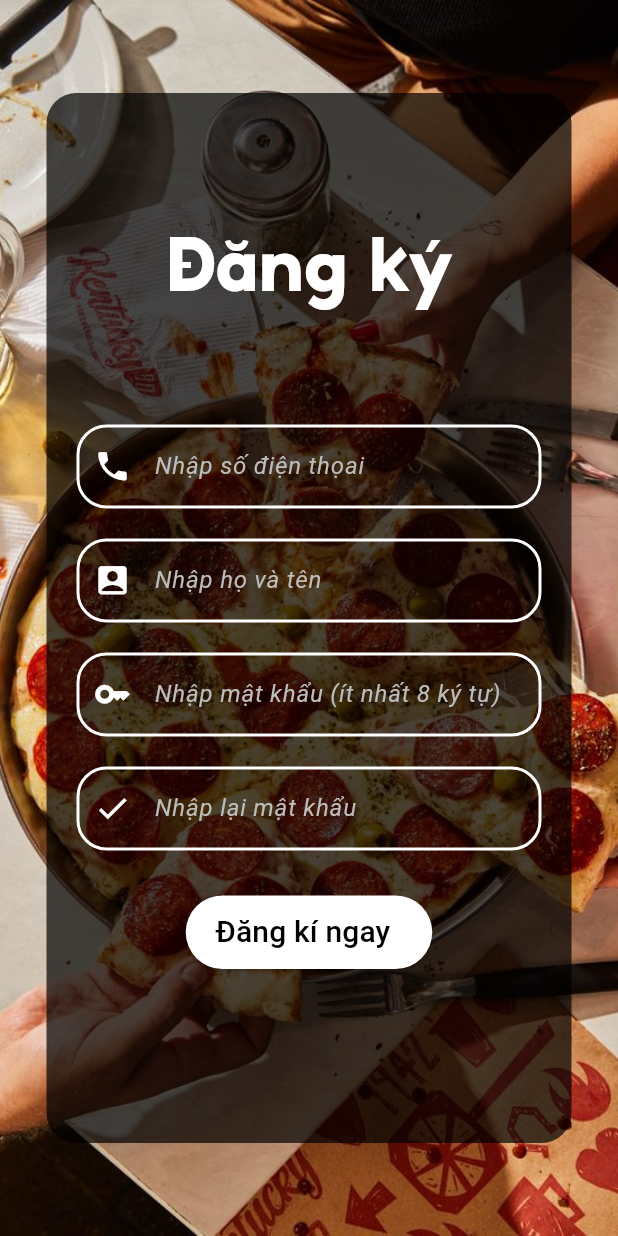
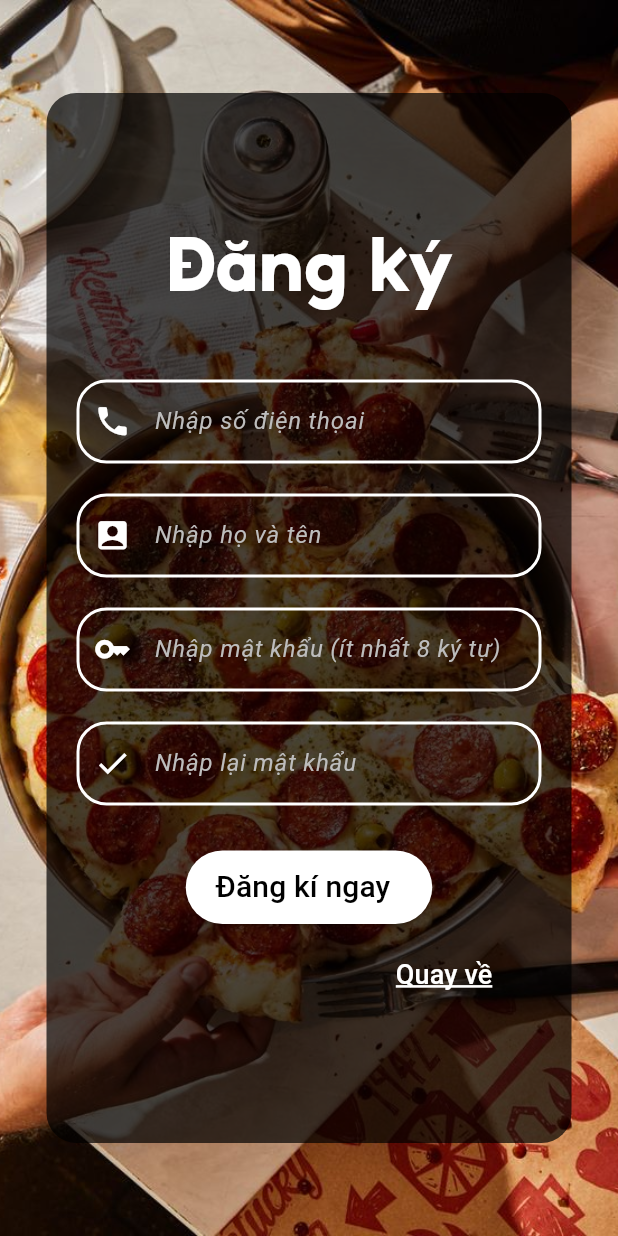
Before and after one commit to quynhnhuuuu1811/FastFoodOrderingSystem, a Flutter app: the SignUpScreen screen opened directly, on a phone screen of 412 x 824 dp. Run offline on Flutter 3.47's test engine with Material 3 defaults, Android fonts, the phone set to English and light mode, and no system bars.

Commit message:
textButton

```diff
--- a/lib/screen/homepage/widgets/HomePageScreen.dart
+++ b/lib/screen/homepage/widgets/HomePageScreen.dart
@@ -10,8 +10,9 @@ class HomePageScreen extends StatefulWidget {
 class _HomePageScreenState extends State<HomePageScreen>{
   @override
   Widget build(BuildContext context) {
-    // TODO: implement build
-    throw UnimplementedError();
+    return Scaffold(
+
+    );
   }
 
 }
--- a/lib/screen/signInPage/signInScreen.dart
+++ b/lib/screen/signInPage/signInScreen.dart
@@ -1,4 +1,5 @@
 import 'package:fastfood_ordering_system/core/constant/app_color.dart';
+import 'package:fastfood_ordering_system/screen/homepage/widgets/HomePageScreen.dart';
 import 'package:fastfood_ordering_system/screen/signInPage/widgets/Register.dart';
 import 'package:fastfood_ordering_system/screen/widget/TextField.dart';
 import 'package:flutter/material.dart';
@@ -61,7 +62,7 @@ class _SignInScreenState extends State<SignInScreen> {
                 buttonText: 'Đăng nhập',
                 textColor: Colors.white,
                 buttonColor: Colors.black,
-                destination: SignUpScreen(),
+                destination: HomePageScreen(),
                 fontSize: 20
 
               ),
--- a/lib/screen/signUpPage/signUpScreen.dart
+++ b/lib/screen/signUpPage/signUpScreen.dart
@@ -3,7 +3,9 @@ import 'package:fastfood_ordering_system/screen/homepage/widgets/HomePageScreen.
 import 'package:flutter/cupertino.dart';
 import 'package:flutter/material.dart';
 
+import '../signInPage/signInScreen.dart';
 import '../widget/RoundedButton.dart';
+import '../widget/TextButtons.dart';
 import '../widget/TextField.dart';
 
 
@@ -54,7 +56,7 @@ class _SignUpScreenState extends State<SignUpScreen> {
                         fontFamily: 'Shopee_Bold',
                       )
                       ),
-                      SizedBox(height: 50),
+                      SizedBox(height: 20),
                       RoundedTextField(
                         controller: _phoneController,
                         hintText:'Nhập số điện thọai',
@@ -98,8 +100,16 @@ class _SignUpScreenState extends State<SignUpScreen> {
                         buttonText: 'Đăng kí ngay',
                         fontSize: 20,
                         textColor: Colors.black,
-                        destination: HomePageScreen(),
-
+                        destination: SignInScreen(),
+                      ),
+                      Padding(
+                        padding: EdgeInsets.fromLTRB(180,10,0,10),
+                        child: TextButtons(
+                          text: "Quay về",
+                          textColor: Colors.white,
+                          textSize: 20,
+                          destination: SignInScreen(),
+                        ),
                       )
 
                     ]
--- /dev/null
+++ b/lib/screen/widget/TextButtons.dart
@@ -0,0 +1,37 @@
+import 'package:flutter/material.dart';
+
+class TextButtons extends StatelessWidget {
+  const TextButtons({
+    super.key,
+    required this.text,
+    required this.destination,
+    required this.textSize,
+    required this.textColor
+  });
+
+  final String text;
+  final Widget destination;
+  final double textSize;
+  final Color textColor;
+
+  @override
+  Widget build(BuildContext context) {
+    return TextButton(
+      onPressed: () {
+        Navigator.push(
+          context,
+          MaterialPageRoute(
+            builder: (context) => destination,
+          ),
+        );
+      },
+        child:Text(text,
+            style: TextStyle(
+                color:textColor,
+                fontSize: 18,
+                decoration: TextDecoration.underline,
+                decorationColor:textColor,
+                decorationThickness: 2
+            )));
+  }
+}
```
Also changed, not shown: lib/screen/signInPage/widgets/Register.dart (+8 -17 lines).
